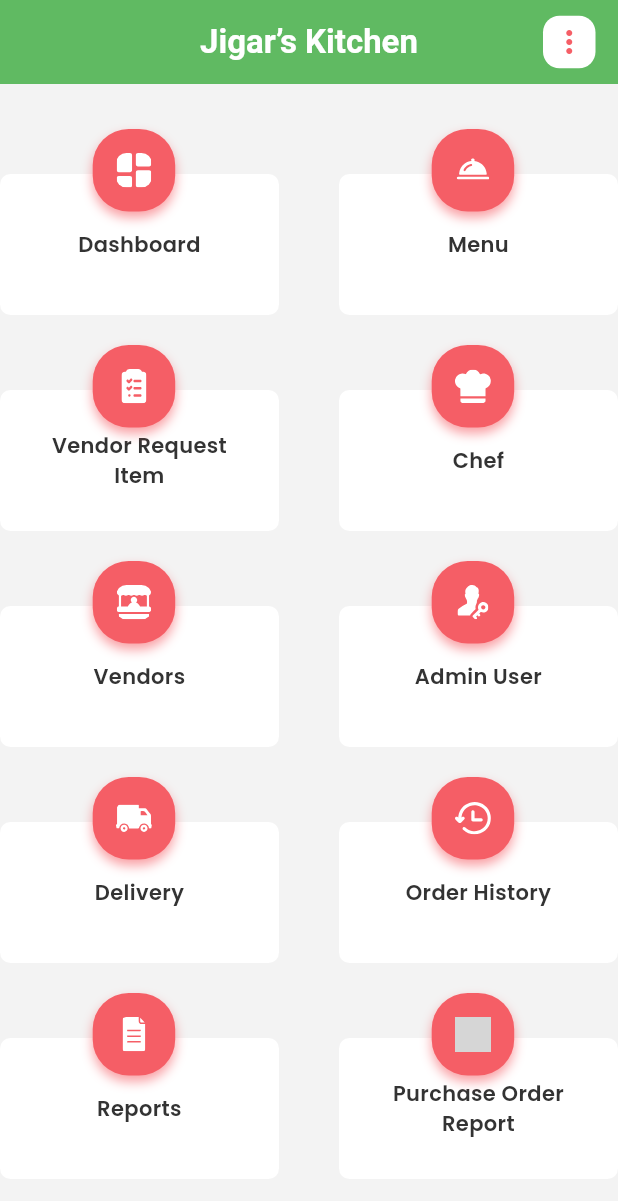
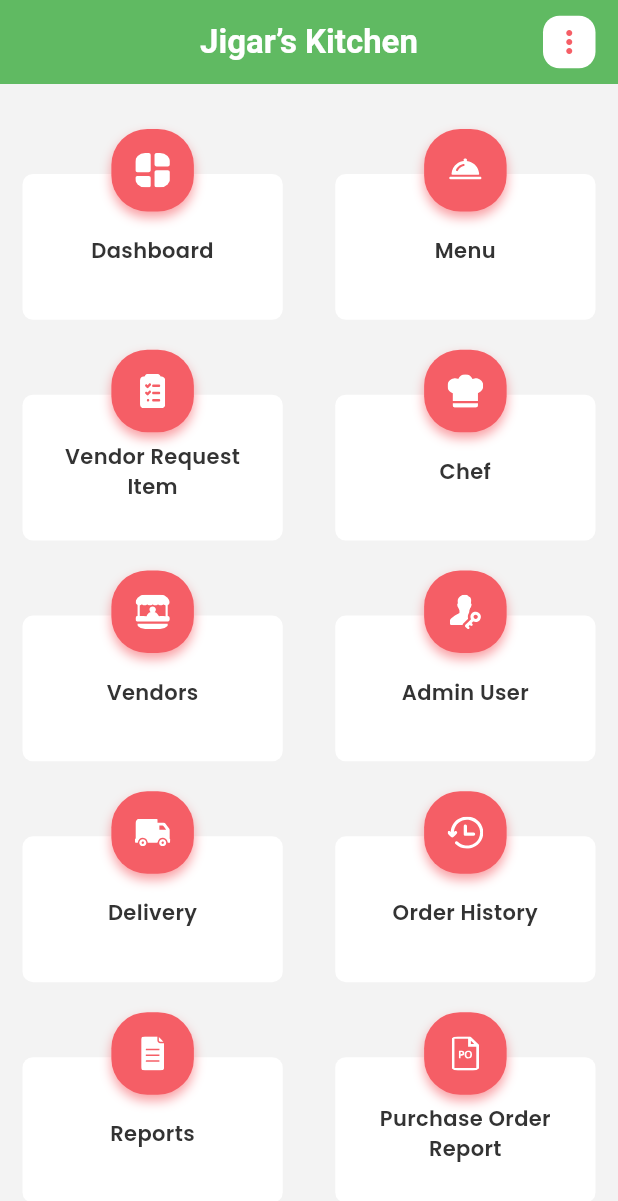
Before and after one commit to saadabdullah021/jiger-s-kitchen-mobile-app, a Flutter app: the JigarHome screen opened directly, on a phone screen of 412 x 824 dp. Shown: the top 1201 px of the screen. Run offline on Flutter 3.47's test engine with Material 3 defaults, Android fonts, the light colour scheme and no system bars; our stand-ins replace flutter_svg, get; project files that could hold a hidden picture were left out; grey boxes are pictures that could not be loaded.

Commit message:
first commit

```diff
--- a/lib/views/jigar_home_screen/jiagar_home.dart
+++ b/lib/views/jigar_home_screen/jiagar_home.dart
@@ -32,15 +32,18 @@
           child: GridView.builder(
             itemCount: controller.homeItems.length,
             gridDelegate: const SliverGridDelegateWithFixedCrossAxisCount(
-              childAspectRatio: 1.5,
-              crossAxisSpacing: 40,
+              childAspectRatio: 1.6,
+              crossAxisSpacing: 5,
               mainAxisSpacing: 20,
               crossAxisCount: 2,
             ),
             itemBuilder: (context, index) {
-              return InkWell(
+              return Padding(
+                padding: const EdgeInsets.symmetric(horizontal: 15),
+                child: InkWell(
                   onTap: () => controller.onItemTap(index),
                   child: Stack(
+                    alignment: Alignment.topCenter,
                     clipBehavior: Clip.none,
                     children: [
                       Positioned(
@@ -54,6 +57,8 @@
                             borderRadius: BorderRadius.circular(7),
                           ),
                           child: Center(
+                            child: Padding(
+                              padding: const EdgeInsets.only(top: 5),
                               child: Text(
                                 controller.homeItems[index]["name"]!,
                                 maxLines: 2,
@@ -65,9 +70,9 @@
                             ),
                           ),
                         ),
+                      ),
                       Positioned(
                         top: 0,
-                      left: MediaQuery.of(context).size.width * 0.15,
                         child: Container(
                           width: 55,
                           height: 55,
@@ -102,6 +107,7 @@
                       ),
                     ],
                   ),
+                ),
               );
             },
           ),
--- a/lib/views/splash/splash_screen.dart
+++ b/lib/views/splash/splash_screen.dart
@@ -16,7 +16,8 @@
     return Scaffold(
       body: Container(
         decoration: BoxDecoration(
-            image: DecorationImage(image: AssetImage(AppImages.splash))),
+            image: DecorationImage(
+                image: AssetImage(AppImages.splash), fit: BoxFit.cover)),
         child: Center(
             child: Column(
           mainAxisAlignment: MainAxisAlignment.spaceBetween,
```
Also changed, not shown: assets/images/home_10.png (deleted), assets/images/home_10.svg (renamed from assets/images/Layer_1 (1).svg). Lines whose indentation alone changed are shown as unchanged.
